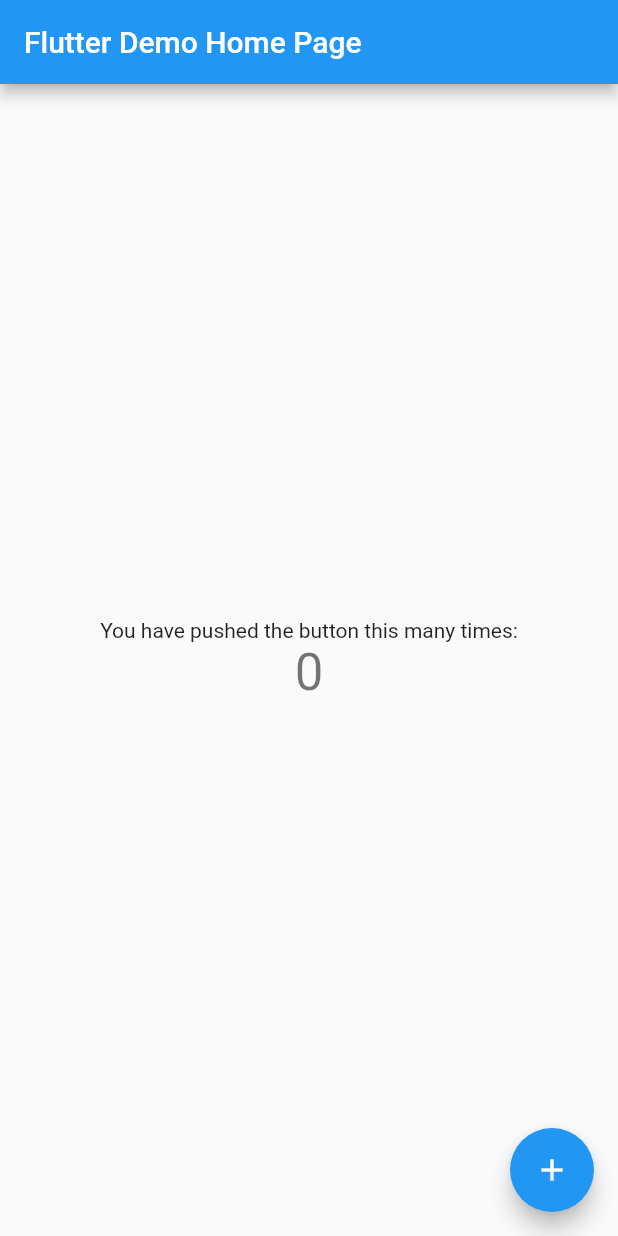
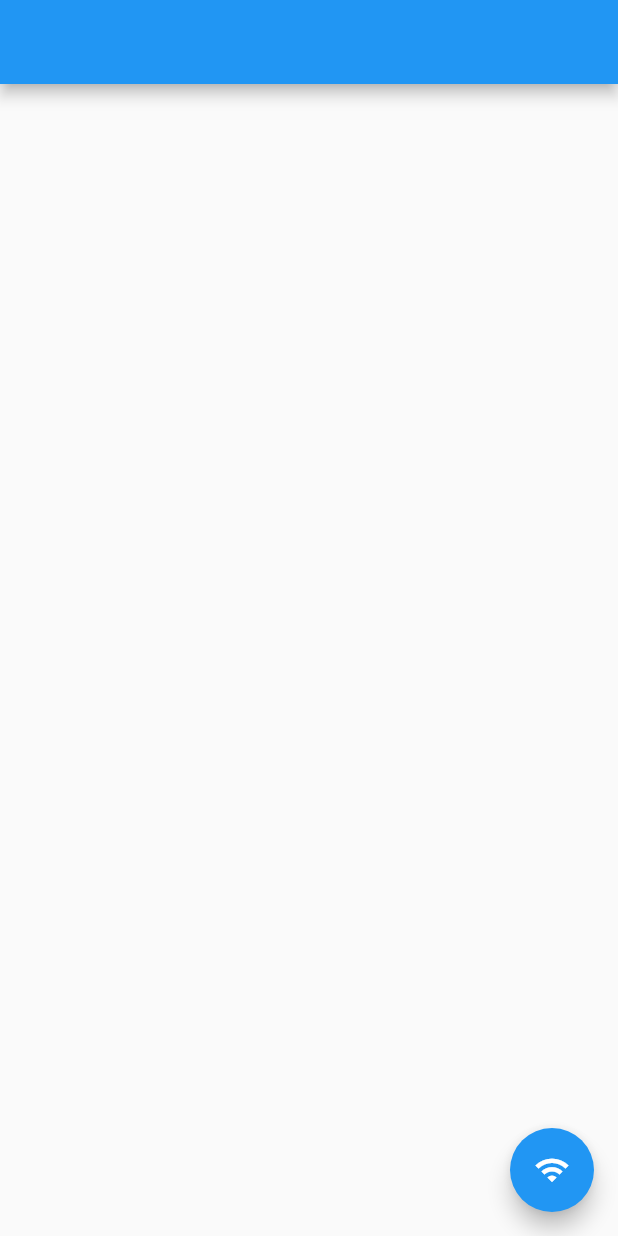
Before and after one commit to akashpamal/SpeechToCADApp, a Flutter app: the screen it shows after launch, on a phone screen of 412 x 824 dp. Run offline on Flutter 3.47's test engine with Material 2 defaults, Android fonts, the phone set to English and light mode, and no system bars.

Commit message:
drafted code in flutter app to start a socket server connection

```diff
--- a/speech_to_cad_app/lib/main.dart
+++ b/speech_to_cad_app/lib/main.dart
@@ -1,4 +1,6 @@
 import 'package:flutter/material.dart';
+import 'dart:io';
+import 'dart:typed_data';
 
 void main() {
   runApp(MyApp());
@@ -22,92 +24,66 @@ class MyApp extends StatelessWidget {
         // is not restarted.
         primarySwatch: Colors.blue,
       ),
-      home: MyHomePage(title: 'Flutter Demo Home Page'),
+      home: HomePage(),
     );
   }
 }
 
-class MyHomePage extends StatefulWidget {
-  MyHomePage({Key? key, required this.title}) : super(key: key);
-
-  // This widget is the home page of your application. It is stateful, meaning
-  // that it has a State object (defined below) that contains fields that affect
-  // how it looks.
-
-  // This class is the configuration for the state. It holds the values (in this
-  // case the title) provided by the parent (in this case the App widget) and
-  // used by the build method of the State. Fields in a Widget subclass are
-  // always marked "final".
-
-  final String title;
-
-  @override
-  _MyHomePageState createState() => _MyHomePageState();
-}
-
-class _MyHomePageState extends State<MyHomePage> {
-  int _counter = 0;
-
-  void _incrementCounter() {
-    setState(() {
-      // This call to setState tells the Flutter framework that something has
-      // changed in this State, which causes it to rerun the build method below
-      // so that the display can reflect the updated values. If we changed
-      // _counter without calling setState(), then the build method would not be
-      // called again, and so nothing would appear to happen.
-      _counter++;
-    });
-  }
-
+class HomePage extends StatelessWidget {
   @override
   Widget build(BuildContext context) {
-    // This method is rerun every time setState is called, for instance as done
-    // by the _incrementCounter method above.
-    //
-    // The Flutter framework has been optimized to make rerunning build methods
-    // fast, so that you can just rebuild anything that needs updating rather
-    // than having to individually change instances of widgets.
     return Scaffold(
-      appBar: AppBar(
-        // Here we take the value from the MyHomePage object that was created by
-        // the App.build method, and use it to set our appbar title.
-        title: Text(widget.title),
+      appBar: AppBar(),
+      floatingActionButton: FloatingActionButton(
+        onPressed: () {},
+        child: Icon(Icons.wifi),
       ),
-      body: Center(
-        // Center is a layout widget. It takes a single child and positions it
-        // in the middle of the parent.
-        child: Column(
-          // Column is also a layout widget. It takes a list of children and
-          // arranges them vertically. By default, it sizes itself to fit its
-          // children horizontally, and tries to be as tall as its parent.
-          //
-          // Invoke "debug painting" (press "p" in the console, choose the
-          // "Toggle Debug Paint" action from the Flutter Inspector in Android
-          // Studio, or the "Toggle Debug Paint" command in Visual Studio Code)
-          // to see the wireframe for each widget.
-          //
-          // Column has various properties to control how it sizes itself and
-          // how it positions its children. Here we use mainAxisAlignment to
-          // center the children vertically; the main axis here is the vertical
-          // axis because Columns are vertical (the cross axis would be
-          // horizontal).
-          mainAxisAlignment: MainAxisAlignment.center,
-          children: <Widget>[
-            Text(
-              'You have pushed the button this many times:',
-            ),
-            Text(
-              '$_counter',
-              style: Theme.of(context).textTheme.headline4,
-            ),
-          ],
-        ),
-      ),
-      floatingActionButton: FloatingActionButton(
-        onPressed: _incrementCounter,
-        tooltip: 'Increment',
-        child: Icon(Icons.add),
-      ), // This trailing comma makes auto-formatting nicer for build methods.
     );
   }
 }
+
+
+void mainConnection() async {
+  // bind the socket server to an address and port
+  final server = await ServerSocket.bind(InternetAddress.anyIPv4, 4567);
+
+  // listen for clent connections to the server
+  server.listen((client) {
+    handleConnection(client);
+  });
+}
+
+void handleConnection(Socket client) {
+  print('Connection from'
+      ' ${client.remoteAddress.address}:${client.remotePort}');
+
+  // listen for events from the client
+  client.listen(
+
+    // handle data from the client
+        (Uint8List data) async {
+      await Future.delayed(Duration(seconds: 1));
+      final message = String.fromCharCodes(data);
+      if (message == 'Knock, knock.') {
+        client.write('Who is there?');
+      } else if (message.length < 10) {
+        client.write('$message who?');
+      } else {
+        client.write('Very funny.');
+        client.close();
+      }
+    },
+
+    // handle errors
+    onError: (error) {
+      print(error);
+      client.close();
+    },
+
+    // handle the client closing the connection
+    onDone: () {
+      print('Client left');
+      client.close();
+    },
+  );
+}
```
